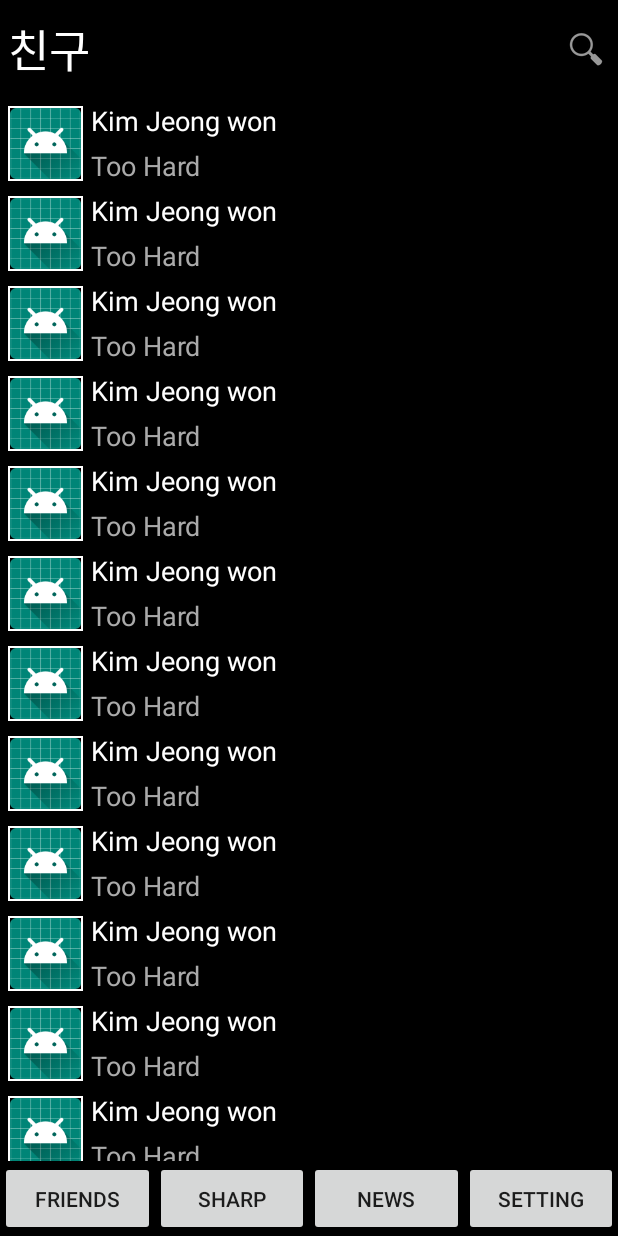
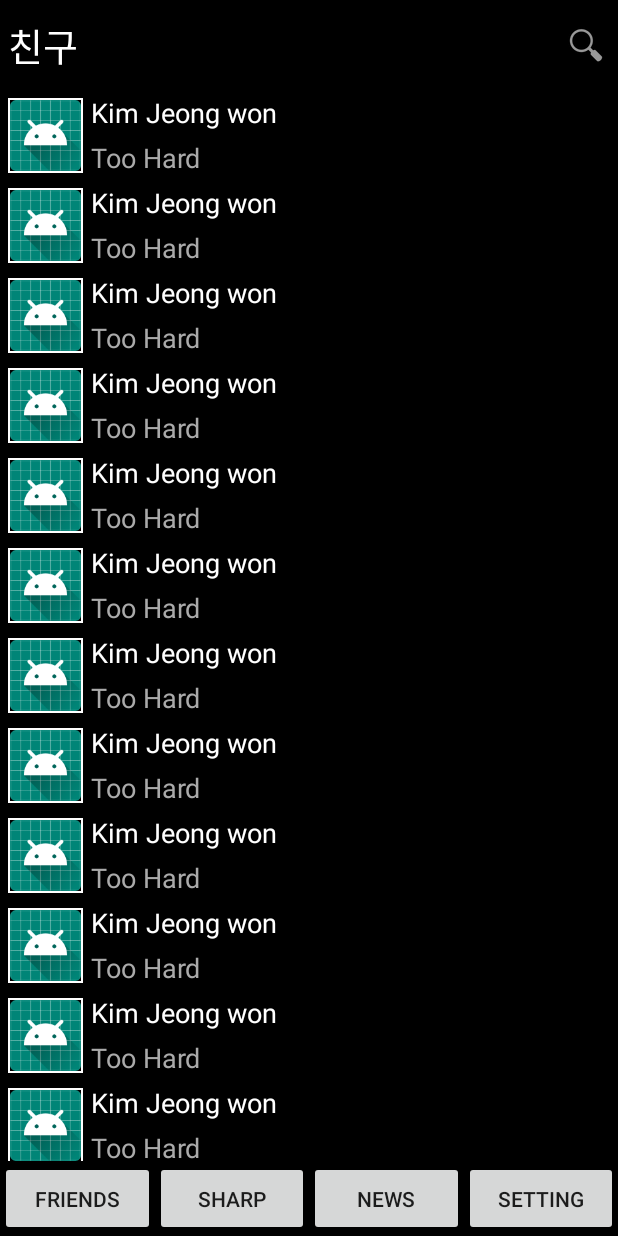
Before and after one commit to gardenk11181/android_kokoa, an Android app: the Fragment1 screen opened directly, with no data from a screen before it, on a phone screen of 412 x 824 dp. Run offline under Robolectric (Android 15) with nearby library versions, the phone set to English and light mode, and no system bars.

Commit message:
Design Fixed

```diff
--- a/app/src/main/res/layout/fragment1.xml
+++ b/app/src/main/res/layout/fragment1.xml
@@ -8,7 +8,7 @@
 
     <androidx.constraintlayout.widget.ConstraintLayout
         android:layout_width="match_parent"
-        android:layout_height="wrap_content"
+        android:layout_height="60dp"
         android:paddingTop="10dp"
         android:paddingBottom="10dp"
         android:paddingLeft="5dp"
@@ -20,7 +20,7 @@
             android:layout_width="wrap_content"
             android:layout_height="wrap_content"
             android:text="친구"
-            android:textSize="30sp"
+            android:textSize="25sp"
             android:textColor="@android:color/white"
             app:layout_constraintTop_toTopOf="parent"
             app:layout_constraintLeft_toLeftOf="parent"
```
